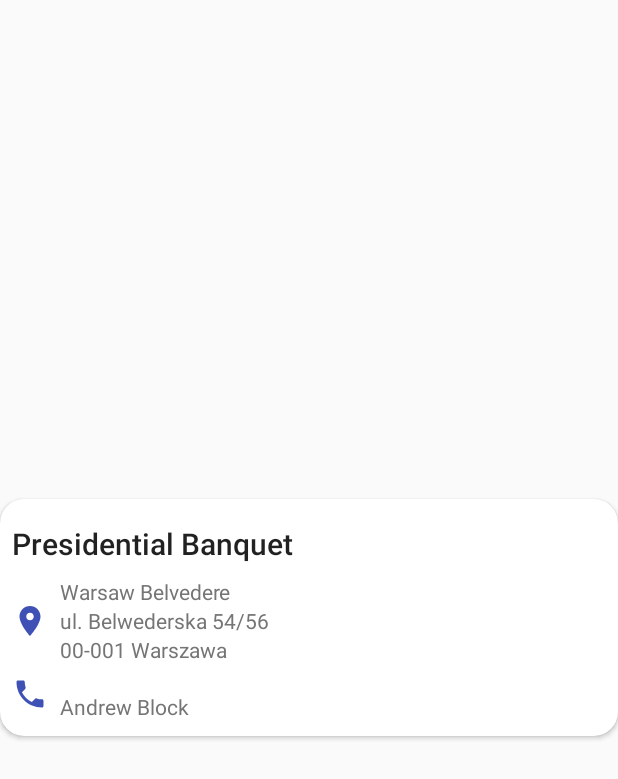
After one commit to marcullo/maevent, an Android app: the layout main_agenda_event_details.xml on its own in the app's theme, with its tools: preview values and no code run, on a phone screen of 412 x 824 dp. The commit adds this screen. Shown: the top 779 px of the screen. Run offline under Robolectric (Android 15) with nearby library versions, the phone set to English and light mode, and no system bars.

Commit message:
added empty event details dialog

```diff
--- a/mobile/app/src/main/java/com/devmarcul/maevent/ConfigureProfileActivity.java
+++ b/mobile/app/src/main/java/com/devmarcul/maevent/ConfigureProfileActivity.java
@@ -17,7 +17,7 @@ import com.devmarcul.maevent.configure_profile.IntroductionViewHolder;
 import com.devmarcul.maevent.configure_profile.ItemViewHolder;
 import com.devmarcul.maevent.configure_profile.TagsViewHolder;
 import com.devmarcul.maevent.dialog.TwoButtonsDialog;
-import com.devmarcul.maevent.dialog.TwoButtonsDialogListener;
+import com.devmarcul.maevent.interfaces.TwoButtonsDialogListener;
 import com.devmarcul.maevent.profile.MaeventAccountManager;
 import com.devmarcul.maevent.profile.Profile;
 import com.devmarcul.maevent.static_data.ConfigureProfileStaticData;
--- a/mobile/app/src/main/java/com/devmarcul/maevent/dialog/TwoButtonsDialog.java
+++ b/mobile/app/src/main/java/com/devmarcul/maevent/dialog/TwoButtonsDialog.java
@@ -4,9 +4,10 @@ import android.app.Dialog;
 import android.content.Context;
 import android.content.DialogInterface;
 import android.graphics.Color;
-import android.graphics.drawable.Icon;
 import android.support.v7.app.AlertDialog;
 import android.widget.Button;
+
+import com.devmarcul.maevent.interfaces.TwoButtonsDialogListener;
 
 public class TwoButtonsDialog {
     private Dialog dialog;
--- a/mobile/app/src/main/java/com/devmarcul/maevent/dialog/TwoButtonsDialogListener.java
+++ b/mobile/app/src/main/java/com/devmarcul/maevent/interfaces/TwoButtonsDialogListener.java
@@ -1,4 +1,4 @@
-package com.devmarcul.maevent.dialog;
+package com.devmarcul.maevent.interfaces;
 
 import android.content.DialogInterface;
 
--- /dev/null
+++ b/mobile/app/src/main/res/layout/main_agenda_event_details.xml
@@ -0,0 +1,98 @@
+<?xml version="1.0" encoding="utf-8"?>
+<android.support.v7.widget.CardView
+    xmlns:card_view="http://schemas.android.com/apk/res-auto"
+    xmlns:android="http://schemas.android.com/apk/res/android"
+    xmlns:app="http://schemas.android.com/apk/res-auto"
+    xmlns:tools="http://schemas.android.com/tools"
+    android:id="@+id/main_event_details"
+    android:layout_gravity="center"
+    android:layout_width="match_parent"
+    android:layout_height="wrap_content"
+    card_view:cardCornerRadius="@dimen/main_event_details_corner_radius">
+
+    <android.support.constraint.ConstraintLayout
+        android:layout_width="match_parent"
+        android:layout_height="wrap_content">
+
+        <TextView
+            android:id="@+id/tv_event_details_name"
+            android:layout_width="wrap_content"
+            android:layout_height="28dp"
+            android:layout_marginStart="8dp"
+            android:layout_marginTop="@dimen/default_vertical_margin"
+            android:textAppearance="@style/TextAppearance.AppCompat.Title"
+            card_view:layout_constraintStart_toStartOf="parent"
+            card_view:layout_constraintTop_toTopOf="parent"
+            tools:text="Presidential Banquet" />
+
+        <ImageButton
+            android:id="@+id/btn_main_event_details_location"
+            android:layout_width="wrap_content"
+            android:layout_height="wrap_content"
+            android:background="@drawable/ic_location_on"
+            android:backgroundTint="@color/colorPrimary"
+            android:gravity="end"
+            app:layout_constraintRight_toRightOf="parent"
+            card_view:layout_constraintBottom_toBottomOf="@+id/tv_event_details_street"
+            card_view:layout_constraintStart_toStartOf="@+id/tv_event_details_name"
+            card_view:layout_constraintTop_toTopOf="@+id/tv_event_details_street" />
+
+        <TextView
+            android:id="@+id/tv_event_details_place"
+            android:layout_width="wrap_content"
+            android:layout_height="wrap_content"
+            android:layout_marginStart="@dimen/main_agenda_margin_size"
+            android:layout_marginTop="8dp"
+            android:textAppearance="@style/TextAppearance.AppCompat.Body1"
+            android:textColor="@color/colorSecondaryText"
+            card_view:layout_constraintStart_toEndOf="@+id/btn_main_event_details_location"
+            card_view:layout_constraintTop_toBottomOf="@+id/tv_event_details_name"
+            tools:text="Warsaw Belvedere" />
+
+        <TextView
+            android:id="@+id/tv_event_details_street"
+            android:layout_width="wrap_content"
+            android:layout_height="wrap_content"
+            android:textAppearance="@style/TextAppearance.AppCompat.Body1"
+            android:textColor="@color/colorSecondaryText"
+            card_view:layout_constraintStart_toStartOf="@+id/tv_event_details_place"
+            card_view:layout_constraintTop_toBottomOf="@+id/tv_event_details_place"
+            tools:text="ul. Belwederska 54/56" />
+
+        <TextView
+            android:id="@+id/tv_event_details_postal_code"
+            android:layout_width="wrap_content"
+            android:layout_height="wrap_content"
+            android:textAppearance="@style/TextAppearance.AppCompat.Body1"
+            android:textColor="@color/colorSecondaryText"
+            card_view:layout_constraintStart_toStartOf="@+id/tv_event_details_street"
+            card_view:layout_constraintTop_toBottomOf="@+id/tv_event_details_street"
+            tools:text="00-001 Warszawa" />
+
+        <TextView
+            android:id="@+id/tv_event_details_hosts"
+            android:layout_width="86dp"
+            android:layout_height="wrap_content"
+            android:layout_marginBottom="8dp"
+            android:layout_marginTop="@dimen/default_vertical_margin"
+            android:textAppearance="@style/TextAppearance.AppCompat.Body1"
+            android:textColor="@color/colorSecondaryText"
+            card_view:layout_constraintBottom_toBottomOf="parent"
+            card_view:layout_constraintStart_toStartOf="@+id/tv_event_details_place"
+            card_view:layout_constraintTop_toBottomOf="@+id/tv_event_details_postal_code"
+            tools:text="Andrew Block" />
+
+        <ImageButton
+            android:id="@+id/btn_main_event_details_call"
+            android:layout_width="wrap_content"
+            android:layout_height="wrap_content"
+            android:layout_marginBottom="@dimen/default_vertical_margin"
+            android:background="@drawable/ic_call"
+            android:backgroundTint="@color/colorPrimary"
+            android:gravity="end"
+            card_view:layout_constraintBottom_toBottomOf="@+id/tv_event_details_hosts"
+            card_view:layout_constraintStart_toStartOf="@+id/btn_main_event_details_location"
+            card_view:layout_constraintTop_toTopOf="@+id/tv_event_details_hosts" />
+
+    </android.support.constraint.ConstraintLayout>
+</android.support.v7.widget.CardView>
--- a/mobile/app/src/main/res/values/dimens.xml
+++ b/mobile/app/src/main/res/values/dimens.xml
@@ -11,5 +11,6 @@
     <dimen name="configure_profile_margin_size">8dp</dimen>
 
     <dimen name="main_agenda_margin_size">8dp</dimen>
+    <dimen name="main_event_details_corner_radius">16dp</dimen>
 
 </resources>
```
Also changed, not shown: mobile/app/src/main/java/com/devmarcul/maevent/dialog/EventDetailsDialog.java (added, +61 -0 lines), mobile/app/src/main/java/com/devmarcul/maevent/event/EventDetailsViewHolder.java (added, +62 -0 lines), mobile/app/src/main/java/com/devmarcul/maevent/fragment/AgendaFragment.java (+25 -0 lines).
